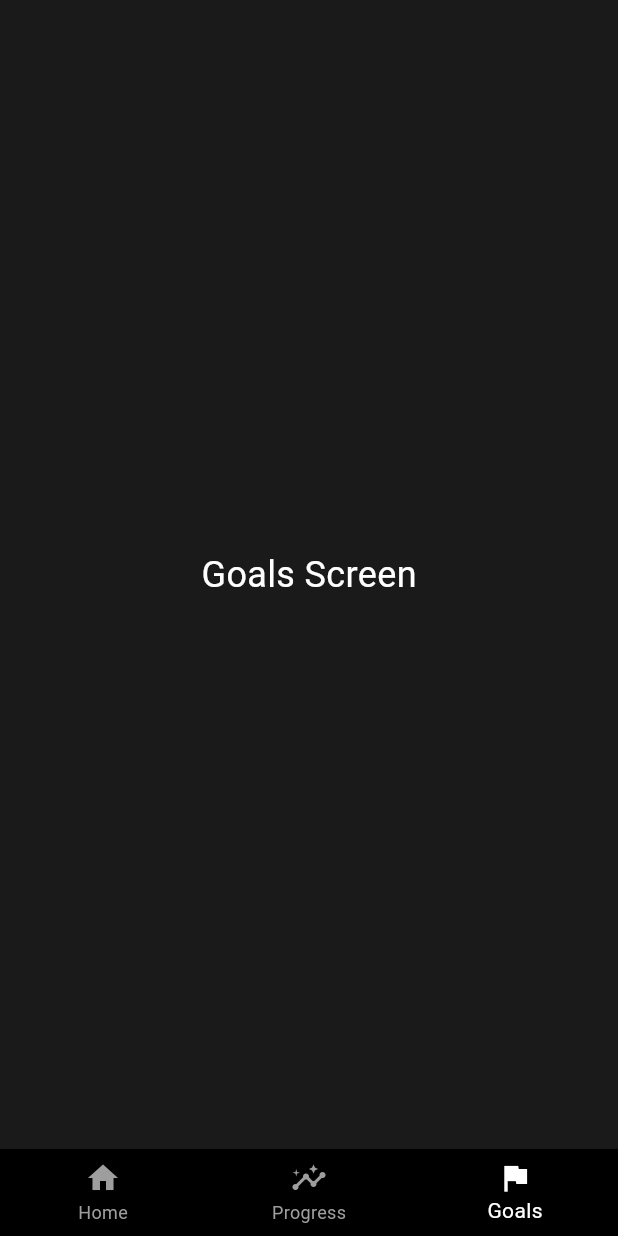
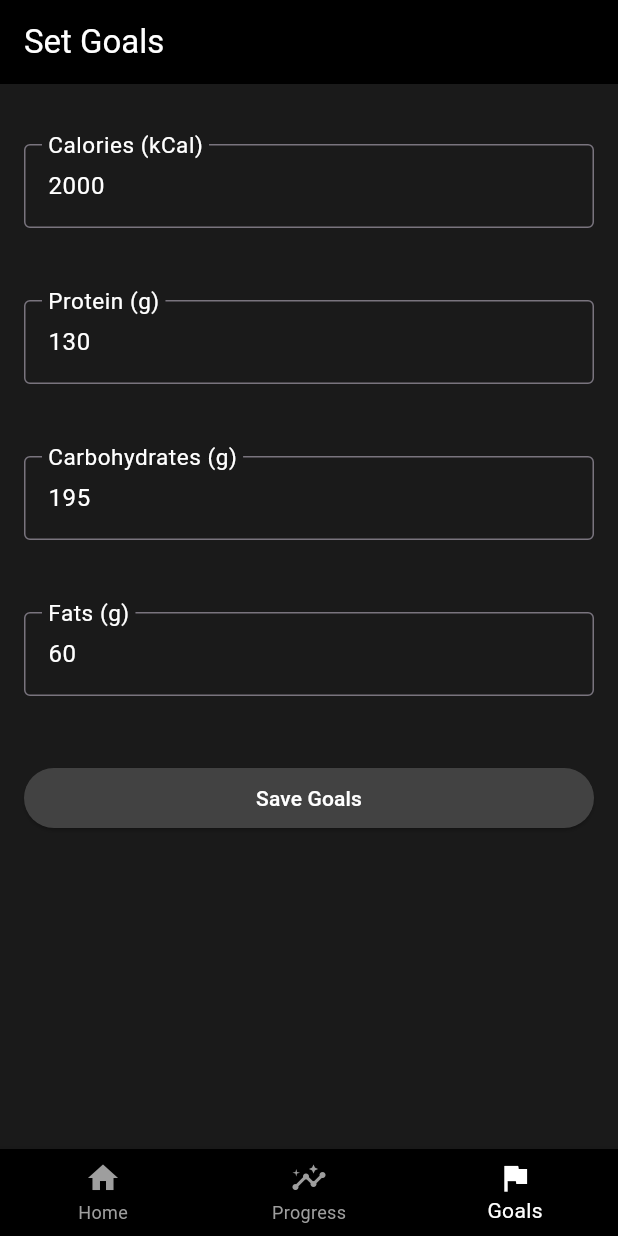
Before and after one commit to fauxcat/final-year-project, a Flutter app: the screen it shows after launch, item 3 of the bottom bar chosen, on a phone screen of 412 x 824 dp. Run offline on Flutter 3.47's test engine with Material 3 defaults, Android fonts, the phone set to English and light mode, and no system bars; our stand-ins replace hive, hive_flutter; missing offline and left inert: openfoodfacts; accounts and stored records are empty.

Commit message:
goal page setup. working pretty well i think

```diff
--- a/final_year_project/lib/main.dart
+++ b/final_year_project/lib/main.dart
@@ -2,6 +2,7 @@ import 'package:flutter/material.dart';
 import 'package:flutter/services.dart'; // To set window size
 import 'services/hive_service.dart'; // To initialise hive db
 import 'screens/home_screen.dart'; // To load to home screen on startup
+import 'screens/goals_screen.dart'; // To load goals screen
 
 void main() async {
   // Initialise Flutter engine
@@ -45,13 +46,13 @@ class FitnessTrackerApp extends StatelessWidget {
         ),
         textButtonTheme: TextButtonThemeData(
           style: TextButton.styleFrom(
-            foregroundColor: Colors.grey[300],
+            foregroundColor: Colors.grey,
           ),
         ),
         outlinedButtonTheme: OutlinedButtonThemeData(
           style: OutlinedButton.styleFrom(
-            foregroundColor: Colors.grey[300],
-            side: BorderSide(color: Colors.grey[700]!),
+            foregroundColor: Colors.grey,
+            side: const BorderSide(color: Colors.grey),
           ),
         ),
       ),
@@ -75,7 +76,7 @@ class _MainNavigationWrapperState extends State<MainNavigationWrapper> {
   final List<Widget> _screens = [
     const HomeScreen(), // Main/home/dashboard screen
     const PlaceholderScreen(title: 'Progress'), // Placeholder for progress
-    const PlaceholderScreen(title: 'Goals'), // Placeholder for goals
+    const GoalsScreen(), // Placeholder for goals
   ];
 
   void _onItemTapped(int index) {
@@ -105,7 +106,7 @@ class _MainNavigationWrapperState extends State<MainNavigationWrapper> {
   }
 }
 
-// Placeholder screen for progress and goals
+// Placeholder screen for progress
 class PlaceholderScreen extends StatelessWidget {
   final String title;
 
@@ -115,7 +116,7 @@ class PlaceholderScreen extends StatelessWidget {
   Widget build(BuildContext context) {
     return Center(
       child: Text(
-        '$title Screen',
+        '$title Screen (WIP)',
         style: const TextStyle(color: Colors.white, fontSize: 24),
       ),
     );
--- a/final_year_project/lib/screens/food_screen.dart
+++ b/final_year_project/lib/screens/food_screen.dart
@@ -1,5 +1,4 @@
 import 'package:flutter/material.dart';
-import 'package:hive/hive.dart';
 import '../models/food_item.dart';
 import '../models/nutrition_goals.dart';
 import '../services/hive_service.dart';
--- /dev/null
+++ b/final_year_project/lib/screens/goals_screen.dart
@@ -0,0 +1,102 @@
+import 'package:flutter/material.dart';
+import '../services/hive_service.dart';
+import '../models/nutrition_goals.dart';
+
+// Goal setting screen
+class GoalsScreen extends StatefulWidget {
+  const GoalsScreen({super.key});
+
+  @override
+  State<GoalsScreen> createState() => _GoalsScreenState();
+}
+
+class _GoalsScreenState extends State<GoalsScreen> {
+  final _formKey = GlobalKey<FormState>(); // Form validation key
+  late TextEditingController _caloriesController;
+  late TextEditingController _proteinController;
+  late TextEditingController _carbsController;
+  late TextEditingController _fatsController;
+
+  @override
+  void initState() {
+    super.initState();
+    // Initialise controllers with current goals
+    NutritionGoals current = HiveService.currentGoals;
+    _caloriesController =
+        TextEditingController(text: current.calories.toStringAsFixed(0));
+    _proteinController =
+        TextEditingController(text: current.protein.toStringAsFixed(0));
+    _carbsController =
+        TextEditingController(text: current.carbs.toStringAsFixed(0));
+    _fatsController =
+        TextEditingController(text: current.fats.toStringAsFixed(0));
+  }
+
+  @override
+  Widget build(BuildContext context) {
+    return Scaffold(
+      appBar: AppBar(title: const Text('Set Goals')),
+      body: Padding(
+        padding: const EdgeInsets.all(16.0),
+        child: Form(
+          key: _formKey,
+          child: ListView(
+            children: [
+              // Input fields for each goal
+              _buildGoalField('Calories (kCal)', _caloriesController),
+              _buildGoalField('Protein (g)', _proteinController),
+              _buildGoalField('Carbohydrates (g)', _carbsController),
+              _buildGoalField('Fats (g)', _fatsController),
+              const SizedBox(height: 20),
+              // Save button with validation
+              ElevatedButton(
+                onPressed: _saveGoals,
+                child: const Text('Save Goals'),
+              ),
+            ],
+          ),
+        ),
+      ),
+    );
+  }
+
+  // Method to standardise goal input fields
+  Widget _buildGoalField(String label, TextEditingController controller) {
+    return Padding(
+      padding: const EdgeInsets.symmetric(vertical: 24.0),
+      child: TextFormField(
+        controller: controller,
+        decoration: InputDecoration(
+          labelText: label,
+          labelStyle: const TextStyle(color: Colors.white, fontSize: 20),
+          border: const OutlineInputBorder(),
+        ),
+        keyboardType: TextInputType.number,
+        validator: (value) {
+          if (value == null || value.isEmpty) return 'Please enter $label';
+          final parsedValue = double.tryParse(value);
+          if (parsedValue == null) return 'Invalid number';
+          if (parsedValue <= 0) return 'Must be greater than 0';
+          return null;
+        },
+      ),
+    );
+  }
+
+  // Save goals to Hive after validation
+  void _saveGoals() {
+    if (_formKey.currentState!.validate()) {
+      NutritionGoals newGoals = NutritionGoals(
+        calories: double.parse(_caloriesController.text),
+        protein: double.parse(_proteinController.text),
+        carbs: double.parse(_carbsController.text),
+        fats: double.parse(_fatsController.text),
+      );
+      HiveService.saveGoals(newGoals);
+      // Show confirmation message
+      ScaffoldMessenger.of(context).showSnackBar(
+        const SnackBar(content: Text('Goals updated!')),
+      );
+    }
+  }
+}
```
